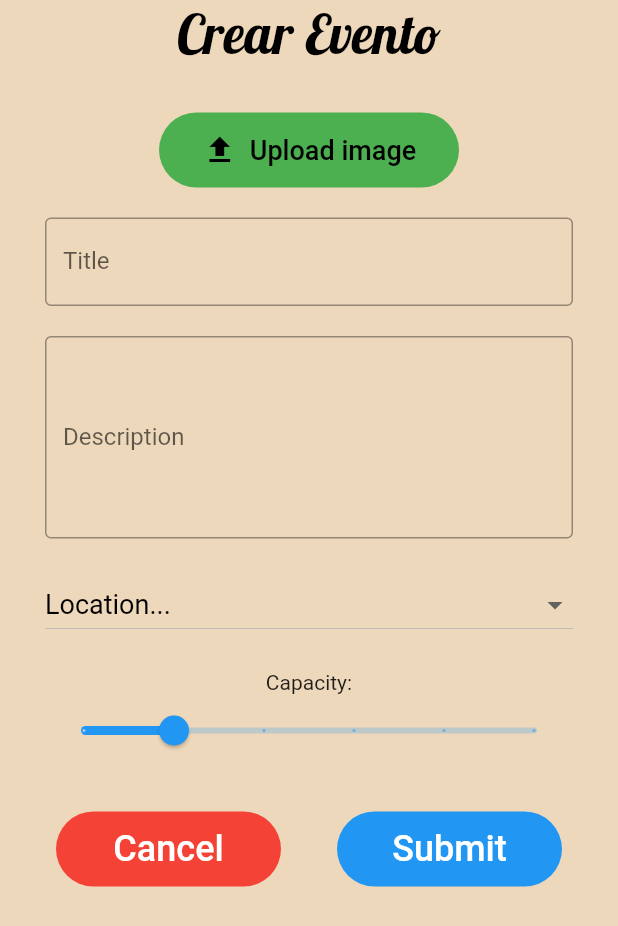
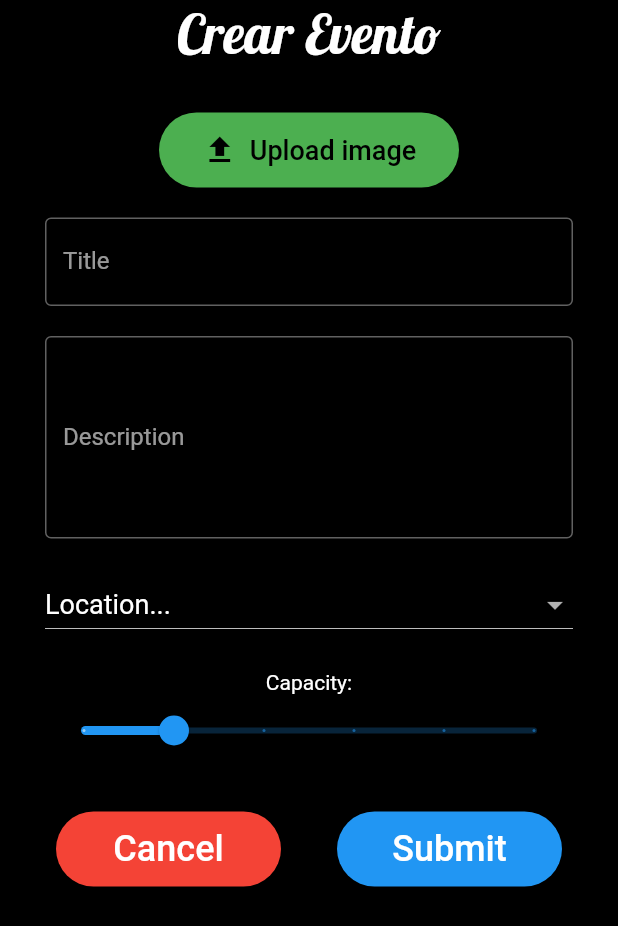
Before and after one commit to pablove2001/La-chancla, a Flutter app: the EventsPage screen opened directly, after a tap on the "add box" icon, on a phone screen of 412 x 824 dp. Shown: the top 926 px of the screen. Run offline on Flutter 3.47's test engine with Material 2 defaults, Android fonts, the phone set to English and light mode, and no system bars; our stand-ins replace flutter_signin_button; missing offline and left inert: flutter_multi_select_items; network calls fail.

Commit message:
Updated theme and profile content

```diff
--- a/lib/content/events.dart
+++ b/lib/content/events.dart
@@ -1,4 +1,5 @@
 import 'package:flutter/material.dart';
+import '../widgets/explore_images.dart';
 
 class Events extends StatelessWidget {
   const Events({super.key});
@@ -6,36 +7,46 @@ class Events extends StatelessWidget {
   @override
   Widget build(BuildContext context) {
     return Scaffold(
-      backgroundColor: Color.fromRGBO(238, 216, 187, 1),
       body: SafeArea(
         child: Column(
-          crossAxisAlignment: CrossAxisAlignment.start,
+          crossAxisAlignment: CrossAxisAlignment.center,
+          children: <Widget>[
+            Column(
               children: [
                 Padding(
                   padding: EdgeInsets.only(top: 10, left: 15, right: 15),
-              child: Row(
-                mainAxisAlignment: MainAxisAlignment.spaceBetween,
-                children: [
-                  Text(
-                    "Explore",
-                    style: TextStyle(
-                        fontFamily: 'Lobster',
-                        fontSize: 36,
-                        color: Colors.black),
+                  child: TextField(
+                    cursorColor: Colors.grey.shade500,
+                    decoration: InputDecoration(
+                      hintText: "Search",
+                      hintStyle: TextStyle(
+                        fontSize: 16.5,
+                        fontWeight: FontWeight.w500,
                       ),
-                  IconButton(
-                    iconSize: 35,
-                    onPressed: () {},
-                    icon: Icon(
-                      Icons.search_rounded,
+                      border: OutlineInputBorder(
+                        borderRadius: BorderRadius.circular(30),
+                      ),
+                      filled: true,
+                      fillColor: Colors.white,
+                      isDense: true,
+                      contentPadding: EdgeInsets.fromLTRB(10, 10, 10, 0),
+                      prefixIcon: Icon(
+                        Icons.search,
+                        size: 24,
+                        color: Colors.grey.shade500,
                       ),
                     ),
-                ],
+                    style: TextStyle(color: Colors.black, fontSize: 16.5),
                   ),
                 ),
                 SizedBox(
-              height: 15,
+                  height: 10,
                 )
+              ],
+            ),
+            Expanded(
+              child: ExploreImages(),
+            ),
           ],
         ),
       ),
--- a/lib/content/profile.dart
+++ b/lib/content/profile.dart
@@ -16,7 +16,6 @@ class _ProfileState extends State<Profile> with TickerProviderStateMixin {
     TabController _tabController = TabController(length: 2, vsync: this);
 
     return Scaffold(
-      backgroundColor: Color.fromRGBO(238, 216, 187, 1),
       body: SafeArea(
         child: Column(
           crossAxisAlignment: CrossAxisAlignment.start,
@@ -55,7 +54,7 @@ class _ProfileState extends State<Profile> with TickerProviderStateMixin {
                 alignment: Alignment.centerLeft,
                 child: TabBar(
                   controller: _tabController,
-                  labelColor: Colors.black,
+                  indicatorColor: Colors.white,
                   unselectedLabelColor: Colors.grey,
                   tabs: [
                     Tab(
--- a/lib/content/recommended_events.dart
+++ b/lib/content/recommended_events.dart
@@ -9,7 +9,6 @@ class RecommendedEvents extends StatelessWidget {
   @override
   Widget build(BuildContext context) {
     return Scaffold(
-      backgroundColor: Color.fromRGBO(238, 216, 187, 1),
       body: SafeArea(
         child: Column(
           crossAxisAlignment: CrossAxisAlignment.start,
@@ -18,8 +17,7 @@ class RecommendedEvents extends StatelessWidget {
               children: [
                 Text(
                   "Hola Mariana",
-                  style: TextStyle(
-                      fontFamily: 'Lobster', fontSize: 36, color: Colors.black),
+                  style: TextStyle(fontFamily: 'Lobster', fontSize: 36),
                 ),
                 Padding(
                   padding: const EdgeInsets.only(left: 20),
--- a/lib/main.dart
+++ b/lib/main.dart
@@ -26,6 +26,11 @@ class MyApp extends StatelessWidget {
     return MaterialApp(
       debugShowCheckedModeBanner: false,
       title: 'Material App',
+      theme: ThemeData(
+        brightness: Brightness.dark,
+        primaryColor: Colors.lightBlue[800],
+        scaffoldBackgroundColor: Colors.black,
+      ),
       home: HomePage(),
     );
   }
--- a/lib/screens/add_events_page.dart
+++ b/lib/screens/add_events_page.dart
@@ -12,14 +12,12 @@ class AddEventsPage extends StatelessWidget {
   @override
   Widget build(BuildContext context) {
     return Scaffold(
-      backgroundColor: Color.fromRGBO(238, 216, 187, 1),
       body: SafeArea(
         child: Column(
           children: [
             Text(
               "Crear Evento",
-              style: TextStyle(
-                  fontFamily: 'Lobster', fontSize: 36, color: Colors.black),
+              style: TextStyle(fontFamily: 'Lobster', fontSize: 36),
             ),
             Padding(
               padding: const EdgeInsets.all(30.0),
@@ -80,7 +78,7 @@ class AddEventsPage extends StatelessWidget {
                           value: value,
                           child: Text(
                             value,
-                            style: TextStyle(fontSize: 18, color: Colors.black),
+                            style: TextStyle(fontSize: 18),
                           ),
                         );
                       }).toList(),
--- a/lib/screens/event_details_page.dart
+++ b/lib/screens/event_details_page.dart
@@ -16,7 +16,6 @@ class EventDetailsPage extends StatelessWidget {
   @override
   Widget build(BuildContext context) {
     return Scaffold(
-      backgroundColor: Color.fromRGBO(238, 216, 187, 1),
       appBar: AppBar(
         title: Text("${event.title}"),
         actions: [
--- a/lib/screens/events_page.dart
+++ b/lib/screens/events_page.dart
@@ -14,27 +14,34 @@ class EventsPage extends StatelessWidget {
   @override
   Widget build(BuildContext context) {
     return Scaffold(
-      backgroundColor: Color.fromRGBO(238, 216, 187, 1),
       body: IndexedStack(
         index: context.read<EventsPageProvider>().getCurrentPageIndex,
         children: _pagesList,
       ),
-      bottomNavigationBar: NavigationBar(
-        selectedIndex: context.watch<EventsPageProvider>().getCurrentPageIndex,
+      bottomNavigationBar: NavigationBarTheme(
+        data: NavigationBarThemeData(
+          indicatorColor: Colors.grey.shade600,
+        ),
+        child: NavigationBar(
+          selectedIndex:
+              context.watch<EventsPageProvider>().getCurrentPageIndex,
           onDestinationSelected: (value) {
             context.read<EventsPageProvider>().setCurrentPageIndex(value);
           },
           destinations: [
             NavigationDestination(
-            icon: Icon(Icons.home),
+              icon: Icon(Icons.home_outlined),
+              selectedIcon: Icon(Icons.home),
               label: '${_pagesName[0]}',
             ),
             NavigationDestination(
-            icon: Icon(Icons.event),
+              icon: Icon(Icons.event_outlined),
+              selectedIcon: Icon(Icons.event),
               label: '${_pagesName[1]}',
             ),
             NavigationDestination(
-            icon: Icon(Icons.person),
+              icon: Icon(Icons.person_outline),
+              selectedIcon: Icon(Icons.person),
               label: '${_pagesName[2]}',
             ),
             MaterialButton(
@@ -52,6 +59,7 @@ class EventsPage extends StatelessWidget {
             ),
           ],
         ),
+      ),
     );
   }
 }
--- a/lib/screens/home_page.dart
+++ b/lib/screens/home_page.dart
@@ -8,7 +8,6 @@ class HomePage extends StatelessWidget {
   @override
   Widget build(BuildContext context) {
     return Scaffold(
-      backgroundColor: Color.fromRGBO(238, 216, 187, 1),
       /*appBar: AppBar(
         title: Text('Material App Bar'),
       ),*/
--- a/lib/screens/log_in_page.dart
+++ b/lib/screens/log_in_page.dart
@@ -13,7 +13,6 @@ class LogInPage extends StatelessWidget {
   @override
   Widget build(BuildContext context) {
     return Scaffold(
-      backgroundColor: Color.fromRGBO(238, 216, 187, 1),
       body: SafeArea(
         child: Padding(
           padding: const EdgeInsets.only(left: 30, right: 30),
@@ -119,7 +118,7 @@ class LogInPage extends StatelessWidget {
                     flex: 1,
                     child: Container(
                       height: 1,
-                      color: Color.fromARGB(255, 0, 0, 0),
+                      color: Colors.white,
                       margin: EdgeInsets.symmetric(vertical: 10),
                     ),
                   ),
@@ -134,7 +133,7 @@ class LogInPage extends StatelessWidget {
                     flex: 1,
                     child: Container(
                       height: 1,
-                      color: Color.fromARGB(255, 0, 0, 0),
+                      color: Colors.white,
                       margin: EdgeInsets.symmetric(vertical: 10),
                     ),
                   ),
--- a/lib/screens/sign_up_page.dart
+++ b/lib/screens/sign_up_page.dart
@@ -15,7 +15,6 @@ class SingUpPage extends StatelessWidget {
   @override
   Widget build(BuildContext context) {
     return Scaffold(
-      backgroundColor: Color.fromRGBO(238, 216, 187, 1),
       body: SafeArea(
         child: Padding(
           padding: const EdgeInsets.only(left: 30, right: 30),
@@ -135,7 +134,7 @@ class SingUpPage extends StatelessWidget {
                     flex: 1,
                     child: Container(
                       height: 1,
-                      color: Color.fromARGB(255, 0, 0, 0),
+                      color: Colors.white,
                       margin: EdgeInsets.symmetric(vertical: 10),
                     ),
                   ),
@@ -150,7 +149,7 @@ class SingUpPage extends StatelessWidget {
                     flex: 1,
                     child: Container(
                       height: 1,
-                      color: Color.fromARGB(255, 0, 0, 0),
+                      color: Colors.white,
                       margin: EdgeInsets.symmetric(vertical: 10),
                     ),
                   ),
--- a/lib/screens/update_events_page.dart
+++ b/lib/screens/update_events_page.dart
@@ -6,14 +6,12 @@ class UpdateEventsPage extends StatelessWidget {
   @override
   Widget build(BuildContext context) {
     return Scaffold(
-      backgroundColor: Color.fromRGBO(238, 216, 187, 1),
       body: SafeArea(
         child: Column(
           children: [
             Text(
               "Actualizar Evento",
-              style: TextStyle(
-                  fontFamily: 'Lobster', fontSize: 36, color: Colors.black),
+              style: TextStyle(fontFamily: 'Lobster', fontSize: 36),
             ),
             Padding(
               padding: const EdgeInsets.all(30.0),
--- /dev/null
+++ b/lib/widgets/explore_images.dart
@@ -0,0 +1,39 @@
+import 'package:flutter/material.dart';
+import 'package:flutter_staggered_grid_view/flutter_staggered_grid_view.dart';
+
+class ExploreImages extends StatelessWidget {
+  const ExploreImages({super.key});
+
+  @override
+  Widget build(BuildContext context) {
+    return Container(
+      child: GridView.builder(
+        gridDelegate: SliverQuiltedGridDelegate(
+          crossAxisCount: 3,
+          repeatPattern: QuiltedGridRepeatPattern.inverted,
+          pattern: [
+            QuiltedGridTile(2, 1),
+            QuiltedGridTile(1, 1),
+            QuiltedGridTile(1, 1),
+            QuiltedGridTile(1, 1),
+            QuiltedGridTile(1, 1),
+          ],
+        ),
+        itemCount: 30,
+        itemBuilder: (BuildContext context, int index) {
+          return Container(
+            decoration: BoxDecoration(
+              border: Border.all(
+                width: 1,
+              ),
+            ),
+            child: Image.network(
+              "https://i.waifu.pics/WGTA1vN.png",
+              fit: BoxFit.cover,
+            ),
+          );
+        },
+      ),
+    );
+  }
+}
--- a/lib/widgets/my_events_cards.dart
+++ b/lib/widgets/my_events_cards.dart
@@ -14,19 +14,20 @@ class MyEventsCards extends StatelessWidget {
       child: Column(
         children: [
           ListTile(
-            leading: Image.network(
+            leading: ClipRRect(
+              borderRadius: BorderRadius.circular(10.0),
+              child: Image.network(
                 "https://knightsbanner.com/wp-content/uploads/2018/02/The_Greatest_Showman-copy-900x400.png",
+              ),
             ),
             title: Text('Melbourne Cricket Stadium'),
             subtitle: Text('Australia'),
-          ),
-          Row(
-            mainAxisAlignment: MainAxisAlignment.end,
-            children: [
-              MaterialButton(
-                child: Icon(
-                  Icons.edit,
-                ),
+            trailing: PopupMenuButton(
+              itemBuilder: (context) => [
+                PopupMenuItem(
+                  child: MaterialButton(
+                    minWidth: double.infinity,
+                    child: Icon(Icons.edit),
                     onPressed: () {
                       Navigator.of(context).push(
                         MaterialPageRoute(
@@ -35,14 +36,21 @@ class MyEventsCards extends StatelessWidget {
                       );
                     },
                   ),
-              MaterialButton(
+                  value: 1,
+                ),
+                PopupMenuItem(
+                  child: MaterialButton(
+                    minWidth: double.infinity,
                     child: Icon(
                       Icons.delete,
                     ),
                     onPressed: () => _dialogBuilder(context),
                   ),
+                  value: 2,
+                )
               ],
-          )
+            ),
+          ),
         ],
       ),
     );
@@ -54,7 +62,7 @@ Future<void> _dialogBuilder(BuildContext context) {
     context: context,
     builder: (BuildContext context) {
       return AlertDialog(
-        title: Text('Quieres eliminarlo?'),
+        title: Text('Are you sure you want to delete this event?'),
         actions: <Widget>[
           TextButton(
             style: TextButton.styleFrom(
--- a/lib/widgets/recommended_cards.dart
+++ b/lib/widgets/recommended_cards.dart
@@ -47,7 +47,6 @@ class RecommendedCards extends StatelessWidget {
               subtitle: Center(
                 child: Text(
                   "${event.startDate}",
-                  style: TextStyle(color: Colors.grey),
                 ),
               ),
             ),
--- a/pubspec.yaml
+++ b/pubspec.yaml
@@ -37,6 +37,7 @@ dependencies:
   provider: ^6.0.5
   carousel_slider: ^4.2.1
   intl: ^0.18.0
+  flutter_staggered_grid_view: ^0.6.2
 
 dev_dependencies:
   flutter_test:
```
Also changed, not shown: lib/providers/profile_content_provider.dart (added, +7 -0 lines), lib/screens/starting_page.dart (+2 -6 lines), lib/widgets/favorites_cards.dart (+5 -2 lines), pubspec.lock. Lines whose indentation alone changed are shown as unchanged.
